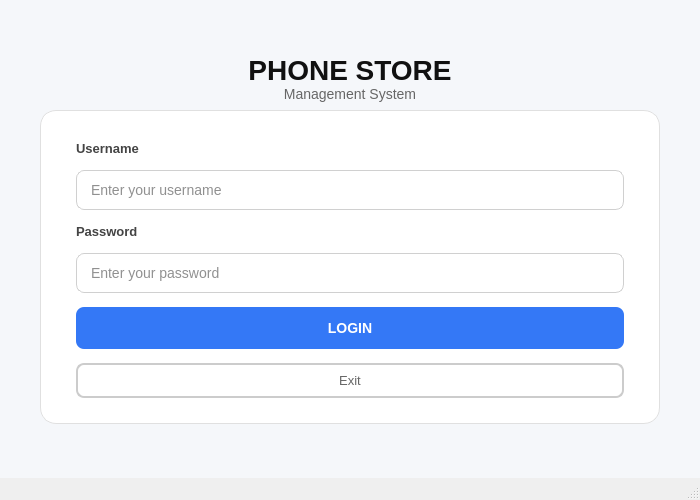
The window that gui/windows/loginwindow.ui (nuibof/PhoneStoreManagement) describes before a commit, drawn with Qt 5.
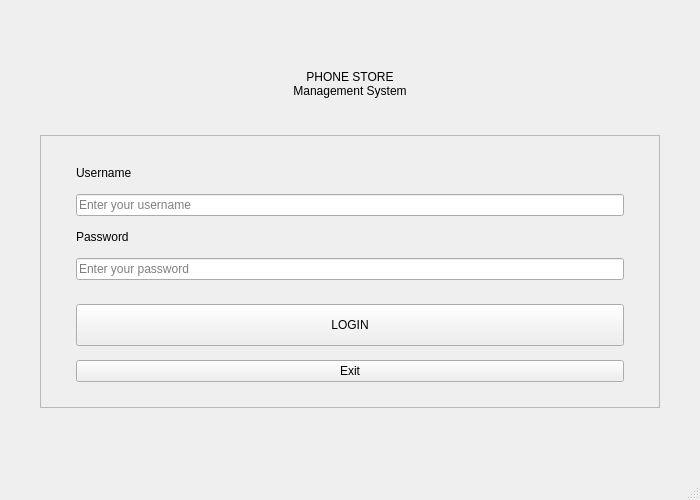
The same window after the commit.

Diff of the .ui file:
```diff
--- a/gui/windows/loginwindow.ui
+++ b/gui/windows/loginwindow.ui
@@ -24,85 +24,6 @@
         </property>
 
         <widget class="QWidget" name="centralwidget">
-            <property name="styleSheet">
-                <string notr="true">
-                    QWidget#centralwidget {
-                    background-color: #F5F7FA;
-                    }
-
-                    QLabel {
-                    color: #202124;
-                    }
-
-                    QLabel#lblTitle {
-                    font-size: 28px;
-                    font-weight: bold;
-                    color: #111111;
-                    }
-
-                    QLabel#lblSubtitle {
-                    font-size: 14px;
-                    color: #666666;
-                    }
-
-                    QLabel#lblUsername,
-                    QLabel#lblPassword {
-                    font-size: 13px;
-                    font-weight: bold;
-                    color: #444444;
-                    }
-
-                    QFrame#loginCard {
-                    background-color: #FFFFFF;
-                    border: 1px solid #E0E0E0;
-                    border-radius: 16px;
-                    }
-
-                    QLineEdit {
-                    background-color: #FFFFFF;
-                    color: #222222;
-                    border: 1px solid #D0D0D0;
-                    border-radius: 8px;
-                    padding: 10px 12px;
-                    font-size: 14px;
-                    }
-
-                    QLineEdit:focus {
-                    border: 1px solid #3478F6;
-                    }
-
-                    QPushButton#btnLogin {
-                    background-color: #3478F6;
-                    color: white;
-                    border: none;
-                    border-radius: 8px;
-                    padding: 11px;
-                    font-size: 14px;
-                    font-weight: bold;
-                    }
-
-                    QPushButton#btnLogin:hover {
-                    background-color: #4A8CFF;
-                    }
-
-                    QPushButton#btnLogin:pressed {
-                    background-color: #2864D7;
-                    }
-
-                    QPushButton#btnExit {
-                    background-color: transparent;
-                    color: #666666;
-                    border: 2px solid #CCCCCC;
-                    border-radius: 8px;
-                    padding: 8px;
-                    font-size: 13px;
-                    }
-
-                    QPushButton#btnExit:hover {
-                    color: #222222;
-                    }
-                </string>
-            </property>
 
             <layout class="QVBoxLayout" name="mainLayout">
                 <property name="spacing">
```
